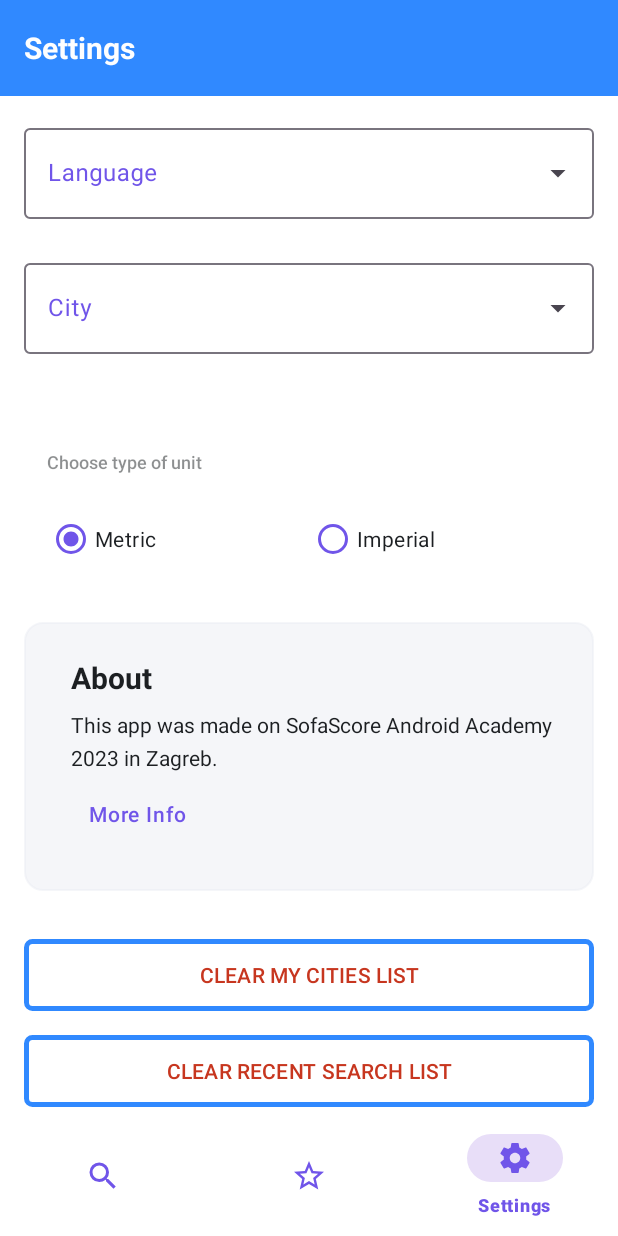
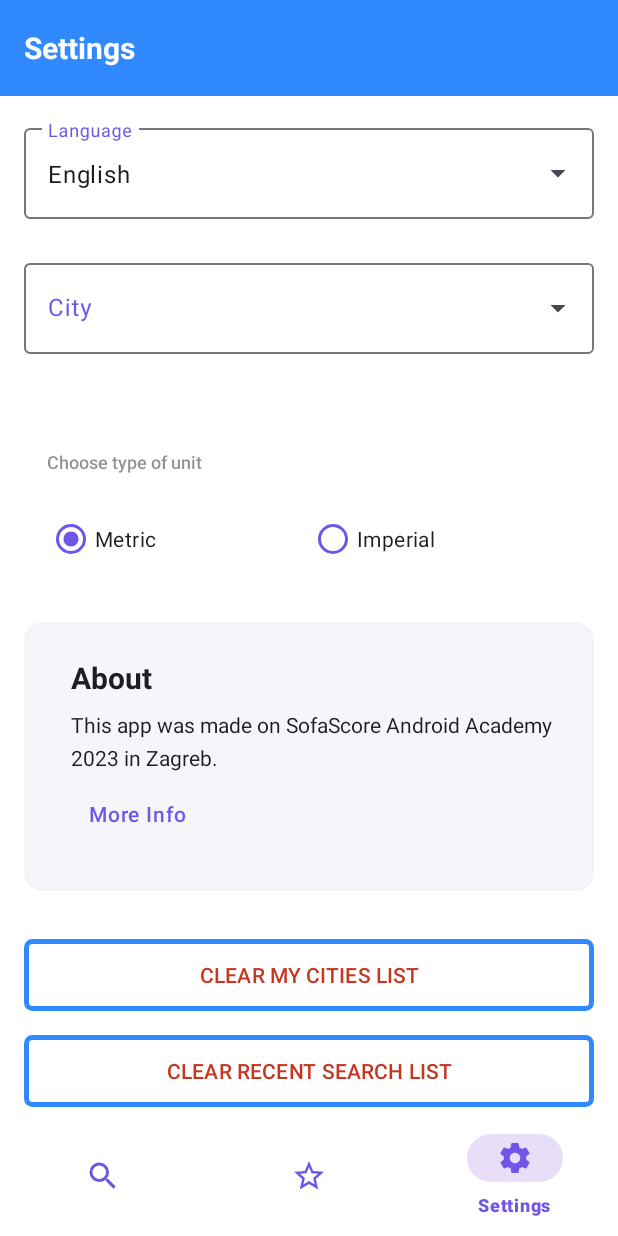
Before and after one commit to renatorak20/WeatherApp, an Android app built with Jetpack Compose: the SettingsFragment screen opened through its navigation route, on a phone screen of 412 x 824 dp. Run offline under Robolectric (Android 15) with nearby library versions, the phone set to English and light mode, and no system bars; our stand-ins replace navigation-ui; 2 statements that could not run were skipped.

Commit message:
Added language preference, fixed search adapter.

```diff
--- a/app/src/main/java/com/renato/weatherapp/MainActivity.kt
+++ b/app/src/main/java/com/renato/weatherapp/MainActivity.kt
@@ -1,6 +1,5 @@
 package com.renato.weatherapp
 
-import android.content.Intent
 import android.os.Bundle
 import androidx.appcompat.app.AppCompatActivity
 import androidx.core.view.WindowCompat
@@ -33,5 +32,6 @@ class MainActivity : AppCompatActivity() {
         setupActionBarWithNavController(navController, appBarConfiguration)
         binding.navView.setupWithNavController(navController)
 
+        Preferences(this).loadAppLanguage()
     }
 }
--- a/app/src/main/java/com/renato/weatherapp/ui/fragments/SearchFragment.kt
+++ b/app/src/main/java/com/renato/weatherapp/ui/fragments/SearchFragment.kt
@@ -31,7 +31,7 @@ class SearchFragment : Fragment() {
     override fun onCreateView(
         inflater: LayoutInflater, container: ViewGroup?,
         savedInstanceState: Bundle?
-    ): View? {
+    ): View {
         binding = FragmentSearchBinding.inflate(layoutInflater)
 
         sharedViewModel = ViewModelProvider(requireActivity())[SharedViewModel::class.java]
@@ -48,6 +48,7 @@ class SearchFragment : Fragment() {
                 val adapter = cities.body()
                     ?.let { cities -> ArrayAdapter(requireContext(), R.layout.autocomplete_result_item, cities.map { it.name }) }
                 binding.autoCompleteCity.setAdapter(adapter)
+                binding.autoCompleteCity.showDropDown()
             }else{
                 showErrorDialog()
             }
@@ -55,6 +56,10 @@ class SearchFragment : Fragment() {
 
         sharedViewModel.getForecast().observe(viewLifecycleOwner) { city ->
             if(city.isSuccessful){
+
+                binding.autoCompleteCity.clear()
+                binding.autoCompleteCity.setAdapter(null)
+
                 startActivity(
                     Intent(requireContext(), CityDetailActivity::class.java).putExtra(
                         getString(R.string.passing_data),
@@ -71,7 +76,7 @@ class SearchFragment : Fragment() {
             binding.autoCompleteCity.clear()
         }
 
-        binding.autoCompleteCity.threshold = 3
+        binding.autoCompleteCity.threshold = 2
         binding.autoCompleteCity.addTextChangedListener(object : TextWatcher {
             override fun beforeTextChanged(s: CharSequence?, p1: Int, p2: Int, p3: Int) {
 
@@ -92,6 +97,8 @@ class SearchFragment : Fragment() {
             override fun onTextChanged(s: CharSequence?, start: Int, before: Int, count: Int) {
                 if(s?.length!! == 3 && checkForInternet()){
                     sharedViewModel.getNewAutoCompleteList(s.toString())
+                }else if(s.isEmpty()){
+                    binding.autoCompleteCity.setAdapter(null)
                 }
             }
         })
--- a/app/src/main/java/com/renato/weatherapp/ui/fragments/SettingsFragment.kt
+++ b/app/src/main/java/com/renato/weatherapp/ui/fragments/SettingsFragment.kt
@@ -5,14 +5,14 @@ import android.content.Context
 import android.content.Intent
 import android.content.SharedPreferences
 import android.os.Bundle
-import android.util.Log
-import androidx.fragment.app.Fragment
 import android.view.LayoutInflater
 import android.view.View
 import android.view.ViewGroup
-import android.widget.AdapterView
+import android.widget.AdapterView.OnItemClickListener
 import android.widget.ArrayAdapter
-import android.widget.AutoCompleteTextView
+import android.widget.Toast
+import androidx.fragment.app.Fragment
+import com.google.android.material.textfield.MaterialAutoCompleteTextView
 import com.renato.weatherapp.AboutActivity
 import com.renato.weatherapp.R
 import com.renato.weatherapp.databinding.FragmentSettingsBinding
@@ -24,6 +24,7 @@ class SettingsFragment : Fragment() {
     private lateinit var binding: FragmentSettingsBinding
     private lateinit var preferences: SharedPreferences
     private lateinit var extrasUnit:List<String>
+    private lateinit var extrasLang:Array<String>
 
     override fun onCreateView(
         inflater: LayoutInflater, container: ViewGroup?,
@@ -31,19 +32,24 @@ class SettingsFragment : Fragment() {
     ): View {
 
         preferences = requireActivity().getSharedPreferences(resources.getString(R.string.package_name), Context.MODE_PRIVATE)
+
         extrasUnit = resources.getStringArray(R.array.units).toList()
+        extrasLang = resources.getStringArray(R.array.languages)
 
         binding = FragmentSettingsBinding.inflate(layoutInflater)
+
+        val adapter = ArrayAdapter(requireContext(), R.layout.spinner_item, listOf(getString(R.string.english), getString(R.string.croatian)))
+        (binding.languageSelector as? MaterialAutoCompleteTextView)?.setAdapter(adapter)
 
         return binding.root
     }
 
-    @SuppressLint("CommitPrefEdits")
     override fun onViewCreated(view: View, savedInstanceState: Bundle?) {
         super.onViewCreated(view, savedInstanceState)
 
         loadAppPreferenes()
-        binding.unitSelector.unitRadioGroup.setOnCheckedChangeListener { radioGroup, i ->
+
+        binding.unitSelector.unitRadioGroup.setOnCheckedChangeListener { _, _ ->
             Preferences(requireActivity()).swapUnits()
         }
 
@@ -51,12 +57,24 @@ class SettingsFragment : Fragment() {
             startActivity(Intent(requireContext(), AboutActivity::class.java))
         }
 
+        binding.languageSelector.setOnItemClickListener { _, _, pos, _ ->
+            when(pos){
+                0 -> Preferences(requireActivity()).setLanguage(extrasLang[1])
+                else -> Preferences(requireActivity()).setLanguage(extrasLang[2])
+            }
+        }
+
     }
 
-    fun loadAppPreferenes(){
+    private fun loadAppPreferenes(){
         when(preferences.getString(extrasUnit[0], extrasUnit[1])){
             extrasUnit[1] -> binding.unitSelector.unitRadioGroup.check(R.id.metricButton)
             extrasUnit[2] -> binding.unitSelector.unitRadioGroup.check(R.id.imperialButton)
         }
+
+        when(preferences.getString(extrasLang[0], extrasLang[1])){
+            extrasLang[1] -> binding.languageSelector.setText(getString(R.string.english),false)
+            else -> binding.languageSelector.setText(getString(R.string.croatian),false)
+        }
     }
 }
--- a/app/src/main/java/com/renato/weatherapp/util/Preferences.kt
+++ b/app/src/main/java/com/renato/weatherapp/util/Preferences.kt
@@ -3,29 +3,51 @@ package com.renato.weatherapp.util
 import android.app.Activity
 import android.content.Context
 import android.content.Intent
+import androidx.appcompat.app.AppCompatDelegate
+import androidx.core.os.LocaleListCompat
 import com.renato.weatherapp.MainActivity
 import com.renato.weatherapp.R
 
 
 class Preferences(private val activity: Activity) {
 
-    private val resources = activity.resources
-    private val extrasUnit = resources.getStringArray(R.array.units)
-    private val preferences = activity.getSharedPreferences(resources.getString(R.string.package_name), Context.MODE_PRIVATE)
+    private val extrasUnit = activity.resources.getStringArray(R.array.units)
+    private val extrasLang = activity.resources.getStringArray(R.array.languages)
+    private val preferences = activity.getSharedPreferences(activity.resources.getString(R.string.package_name), Context.MODE_PRIVATE)
 
 
     fun swapUnits(){
-
         when(preferences.getString(extrasUnit[0], extrasUnit[1])){
             extrasUnit[1] -> preferences.edit().putString(extrasUnit[0], extrasUnit[2]).apply()
             else -> preferences.edit().putString(extrasUnit[0], extrasUnit[1]).apply()
         }
-
         restartApp()
     }
 
+    fun setLanguage(language: String){
+        if(language != preferences.getString(extrasLang[0], extrasUnit[1])){
+            preferences.edit().putString(extrasLang[0], language).apply()
+            restartApp()
+        }
+    }
+
+    fun loadAppLanguage(){
+        when(preferences.getString(extrasLang[0], extrasLang[1])){
+            extrasLang[1] -> setAppLocale(extrasLang[1])
+            else -> setAppLocale(extrasLang[2])
+        }
+    }
+
+
     fun getCurrentUnits(): Boolean {
-        return preferences.getString(extrasUnit[0], extrasUnit[1]).toString() == resources.getString(R.string.metric)
+        return preferences.getString(extrasUnit[0], extrasUnit[1]).toString() == extrasUnit[1].toString()
+    }
+
+
+    private fun setAppLocale(language:String) {
+        preferences.edit().putString(extrasLang[0], language).apply()
+        val appLocale: LocaleListCompat = LocaleListCompat.forLanguageTags(language)
+        AppCompatDelegate.setApplicationLocales(appLocale)
     }
 
     private fun restartApp() {
--- a/app/src/main/res/layout/fragment_settings.xml
+++ b/app/src/main/res/layout/fragment_settings.xml
@@ -126,6 +126,7 @@
             android:textColor="@color/status_error"
             android:background="@drawable/settings_button" />
 
+
         <Button
             android:id="@+id/clearRecentSearch"
             android:layout_width="match_parent"
--- a/app/src/main/res/menu/city_detail_menu.xml
+++ b/app/src/main/res/menu/city_detail_menu.xml
@@ -7,9 +7,4 @@
         android:title="@string/favourite_item"
         app:showAsAction="always" />
 
-    <item android:id="@+id/menu_item_favourite_checked"
-        android:icon="@drawable/ic_star_filled"
-        android:title="@string/favourite_item"
-        app:showAsAction="always" />
-
 </menu>
--- a/app/src/main/res/values/arrays.xml
+++ b/app/src/main/res/values/arrays.xml
@@ -7,4 +7,10 @@
         <item>imperial</item>
     </string-array>
 
+    <string-array name="languages">
+        <item>lang</item>
+        <item>en</item>
+        <item>hr</item>
+    </string-array>
+
 </resources>
```
Also changed, not shown: app/src/main/res/layout/fragment_search.xml (+5 -5 lines).
